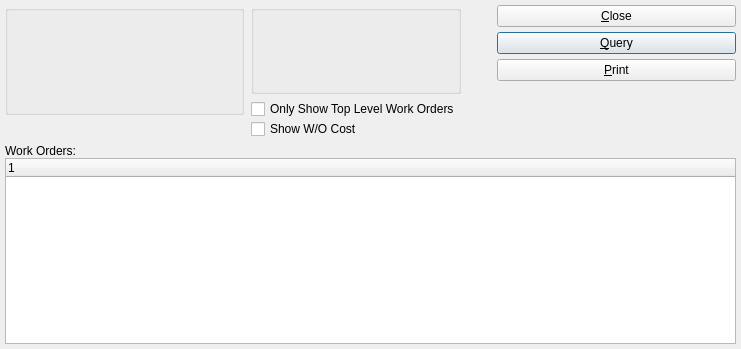
Above: xtuple/trunk/guiclient/dspWoHistoryByClassCode.ui from WooodHead/xtuple before the change. Below: the same form after it.
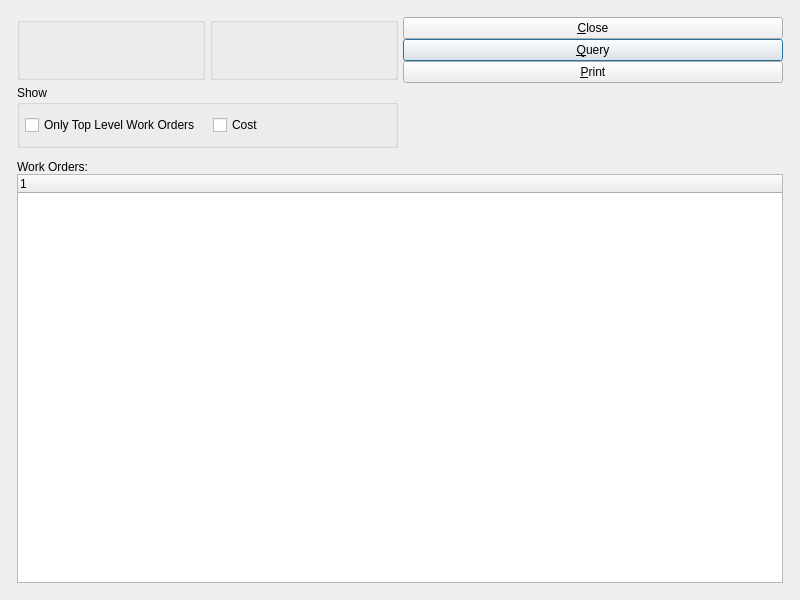
That is the form after the change. Custom widgets are drawn as their Qt base class.

```diff
--- a/xtuple/trunk/guiclient/dspWoHistoryByClassCode.ui
+++ b/xtuple/trunk/guiclient/dspWoHistoryByClassCode.ui
@@ -13,137 +13,79 @@
    <rect>
     <x>0</x>
     <y>0</y>
-    <width>741</width>
-    <height>349</height>
+    <width>800</width>
+    <height>600</height>
    </rect>
   </property>
   <property name="windowTitle" >
    <string>Work Order History by Class Code</string>
   </property>
-   <layout class="QVBoxLayout" >
-    <item>
-     <layout class="QHBoxLayout" >
+  <layout class="QGridLayout" name="gridLayout_5" >
+   <item row="0" column="0" >
+    <layout class="QGridLayout" name="gridLayout_4" >
       <property name="margin" >
-       <number>0</number>
+      <number>12</number>
       </property>
       <property name="spacing" >
-       <number>7</number>
-      </property>
+      <number>12</number>
+     </property>
+     <item row="0" column="0" >
+      <layout class="QHBoxLayout" name="horizontalLayout_2" >
       <item>
-       <layout class="QVBoxLayout" >
-        <property name="margin" >
-         <number>0</number>
-        </property>
-        <property name="spacing" >
-         <number>0</number>
-        </property>
-        <item>
+        <layout class="QGridLayout" name="gridLayout_3" >
+         <item row="0" column="0" >
          <widget class="ParameterGroup" name="_classCode" >
           <property name="title" >
            <string/>
           </property>
-         </widget>
-        </item>
-        <item>
-         <spacer>
-          <property name="orientation" >
-           <enum>Qt::Vertical</enum>
-          </property>
-          <property name="sizeType" >
-           <enum>QSizePolicy::Preferred</enum>
-          </property>
-          <property name="sizeHint" >
-           <size>
-            <width>20</width>
-            <height>24</height>
-           </size>
-          </property>
-         </spacer>
-        </item>
-       </layout>
-      </item>
-      <item>
-       <layout class="QVBoxLayout" >
-        <property name="margin" >
-         <number>0</number>
-        </property>
-        <property name="spacing" >
-         <number>5</number>
-        </property>
-        <item>
-         <layout class="QHBoxLayout" >
-          <property name="margin" >
-           <number>0</number>
-          </property>
-          <property name="spacing" >
-           <number>0</number>
-          </property>
-          <item>
+           <property name="fixedSize" >
+            <bool>false</bool>
+           </property>
+          </widget>
+         </item>
+         <item row="0" column="1" >
            <widget class="WarehouseGroup" name="_warehouse" >
             <property name="title" >
              <string/>
             </property>
-           </widget>
-          </item>
-          <item>
-           <spacer>
-            <property name="orientation" >
-             <enum>Qt::Horizontal</enum>
-            </property>
-            <property name="sizeType" >
-             <enum>QSizePolicy::Preferred</enum>
-            </property>
-            <property name="sizeHint" >
-             <size>
-              <width>29</width>
-              <height>16</height>
-             </size>
-            </property>
-           </spacer>
-          </item>
-         </layout>
-        </item>
-        <item>
-         <layout class="QVBoxLayout" >
-          <property name="margin" >
-           <number>0</number>
-          </property>
+           <property name="fixedSize" >
+            <bool>false</bool>
+           </property>
+          </widget>
+         </item>
+         <item row="1" column="0" colspan="2" >
+          <widget class="QGroupBox" name="_showGroup" >
+           <property name="title" >
+            <string>Show</string>
+           </property>
+           <layout class="QGridLayout" name="gridLayout_2" >
+            <item row="0" column="0" >
+             <layout class="QHBoxLayout" name="horizontalLayout" >
           <property name="spacing" >
-           <number>0</number>
+               <number>12</number>
           </property>
           <item>
            <widget class="XCheckBox" name="_topLevel" >
             <property name="text" >
-             <string>Only Show Top Level Work Orders</string>
+                 <string>Only Top Level Work Orders</string>
             </property>
            </widget>
           </item>
-          <item>
-           <layout class="QHBoxLayout" >
-            <property name="margin" >
-             <number>0</number>
-            </property>
-            <property name="spacing" >
-             <number>0</number>
-            </property>
             <item>
              <widget class="XCheckBox" name="_showCost" >
               <property name="text" >
-               <string>Show W/O Cost</string>
+                 <string>Cost</string>
               </property>
              </widget>
             </item>
             <item>
-             <spacer>
+               <spacer name="horizontalSpacer" >
               <property name="orientation" >
                <enum>Qt::Horizontal</enum>
               </property>
-              <property name="sizeType" >
-               <enum>QSizePolicy::Preferred</enum>
-              </property>
-              <property name="sizeHint" >
+                <property name="sizeHint" stdset="0" >
                <size>
-                <width>20</width>
+                  <width>40</width>
                 <height>20</height>
                </size>
               </property>
@@ -152,24 +94,35 @@
            </layout>
           </item>
          </layout>
+          </widget>
         </item>
        </layout>
       </item>
       <item>
-       <layout class="QVBoxLayout" >
-        <property name="margin" >
-         <number>0</number>
-        </property>
-        <property name="spacing" >
-         <number>0</number>
-        </property>
+        <spacer>
+         <property name="orientation" >
+          <enum>Qt::Horizontal</enum>
+         </property>
+         <property name="sizeType" >
+          <enum>QSizePolicy::Preferred</enum>
+         </property>
+         <property name="sizeHint" stdset="0" >
+          <size>
+           <width>0</width>
+           <height>17</height>
+          </size>
+         </property>
+        </spacer>
+       </item>
         <item>
          <layout class="QVBoxLayout" >
-          <property name="margin" >
+         <property name="spacing" >
            <number>0</number>
           </property>
+         <item>
+          <layout class="QVBoxLayout" >
           <property name="spacing" >
-           <number>5</number>
+            <number>0</number>
           </property>
           <item>
            <widget class="QPushButton" name="_close" >
@@ -206,9 +159,9 @@
            <enum>Qt::Vertical</enum>
           </property>
           <property name="sizeType" >
-           <enum>QSizePolicy::Preferred</enum>
-          </property>
-          <property name="sizeHint" >
+            <enum>QSizePolicy::Expanding</enum>
+           </property>
+           <property name="sizeHint" stdset="0" >
            <size>
             <width>20</width>
             <height>65</height>
@@ -220,11 +173,26 @@
       </item>
      </layout>
     </item>
-    <item>
-     <layout class="QVBoxLayout" >
+     <item row="1" column="0" >
+      <widget class="QFrame" name="_frame" >
+       <property name="sizePolicy" >
+        <sizepolicy vsizetype="Expanding" hsizetype="Preferred" >
+         <horstretch>0</horstretch>
+         <verstretch>1</verstretch>
+        </sizepolicy>
+       </property>
+       <property name="frameShape" >
+        <enum>QFrame::NoFrame</enum>
+       </property>
+       <property name="frameShadow" >
+        <enum>QFrame::Raised</enum>
+       </property>
+       <layout class="QGridLayout" name="gridLayout" >
       <property name="margin" >
        <number>0</number>
       </property>
+        <item row="0" column="0" >
+         <layout class="QVBoxLayout" >
       <property name="spacing" >
        <number>0</number>
       </property>
@@ -242,6 +210,11 @@
     </item>
    </layout>
  </widget>
+     </item>
+    </layout>
+   </item>
+  </layout>
+ </widget>
  <layoutdefault spacing="5" margin="5" />
  <pixmapfunction>qPixmapFromMimeSource</pixmapfunction>
  <customwidgets>
@@ -250,16 +223,16 @@
    <extends>QGroupBox</extends>
    <header>parametergroup.h</header>
   </customwidget>
+  <customwidget>
+   <class>WarehouseGroup</class>
+   <extends>QGroupBox</extends>
+   <header>warehousegroup.h</header>
+  </customwidget>
   <customwidget>
    <class>XCheckBox</class>
    <extends>QCheckBox</extends>
    <header>xcheckbox.h</header>
   </customwidget>
-  <customwidget>
-   <class>WarehouseGroup</class>
-   <extends>QGroupBox</extends>
-   <header>warehousegroup.h</header>
-  </customwidget>
   <customwidget>
    <class>XTreeWidget</class>
    <extends>QTreeWidget</extends>
```
Left out of the diff: 2 changed lines with no effect on the pictures. Lines whose indentation alone changed are shown as unchanged.
